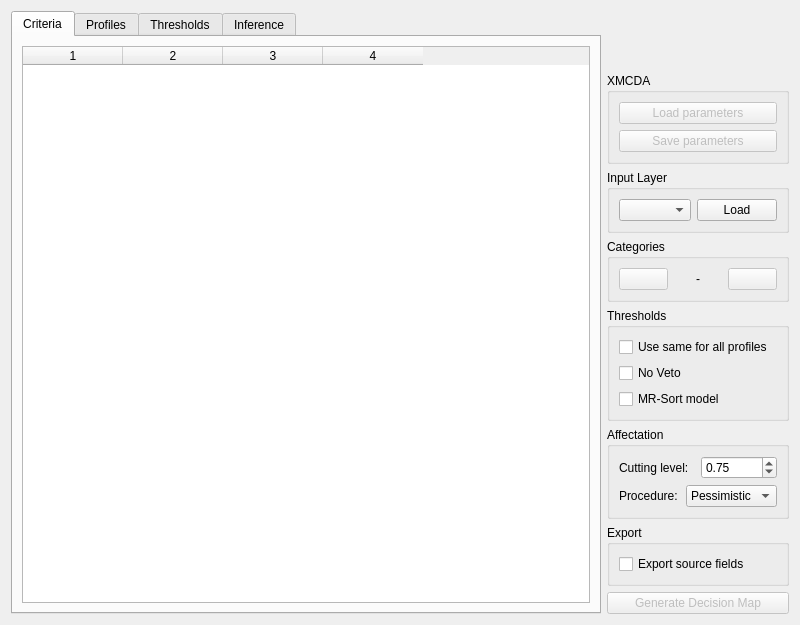
The window that qgis_etri/ui/main_window.ui (oso/qgis-etri) describes before a commit, drawn with Qt 5.
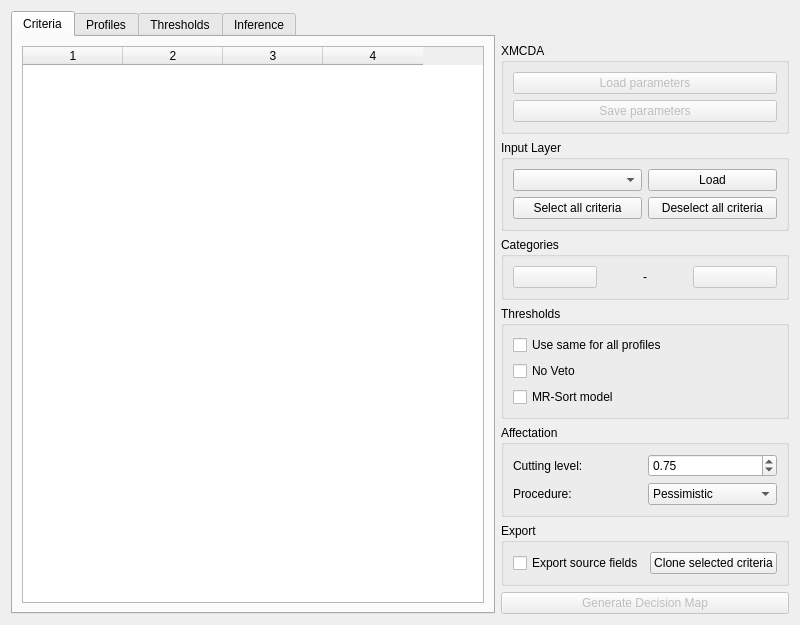
The same window after the commit. Icons and pictures are not drawn. Custom widgets are drawn as their Qt base class.

Commit message: add shortcut buttons for easier selection of criteria and export fields

Diff of the .ui file:
```diff
--- a/qgis_etri/ui/main_window.ui
+++ b/qgis_etri/ui/main_window.ui
@@ -382,6 +382,20 @@
           </property>
          </widget>
         </item>
+        <item row="1" column="1">
+         <widget class="QPushButton" name="button_select_none">
+          <property name="text">
+           <string>Deselect all criteria</string>
+          </property>
+         </widget>
+        </item>
+        <item row="1" column="0">
+         <widget class="QPushButton" name="button_select_all">
+          <property name="text">
+           <string>Select all criteria</string>
+          </property>
+         </widget>
+        </item>
        </layout>
       </widget>
      </item>
@@ -554,6 +568,16 @@
           </property>
          </widget>
         </item>
+        <item row="0" column="1">
+         <widget class="QPushButton" name="button_clone_selection">
+          <property name="toolTip">
+           <string>Clone the selection of active criteria into the selection of fields to be exported</string>
+          </property>
+          <property name="text">
+           <string>Clone selected criteria</string>
+          </property>
+         </widget>
+        </item>
        </layout>
       </widget>
      </item>
```
The commit also changes 4 other files.
